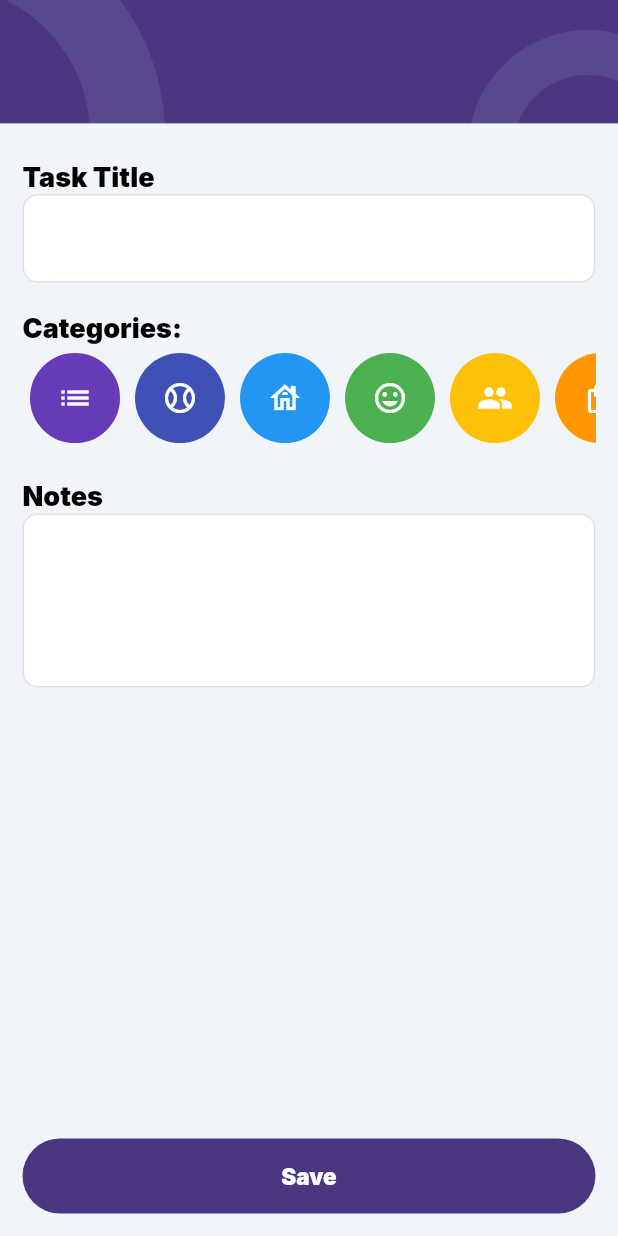
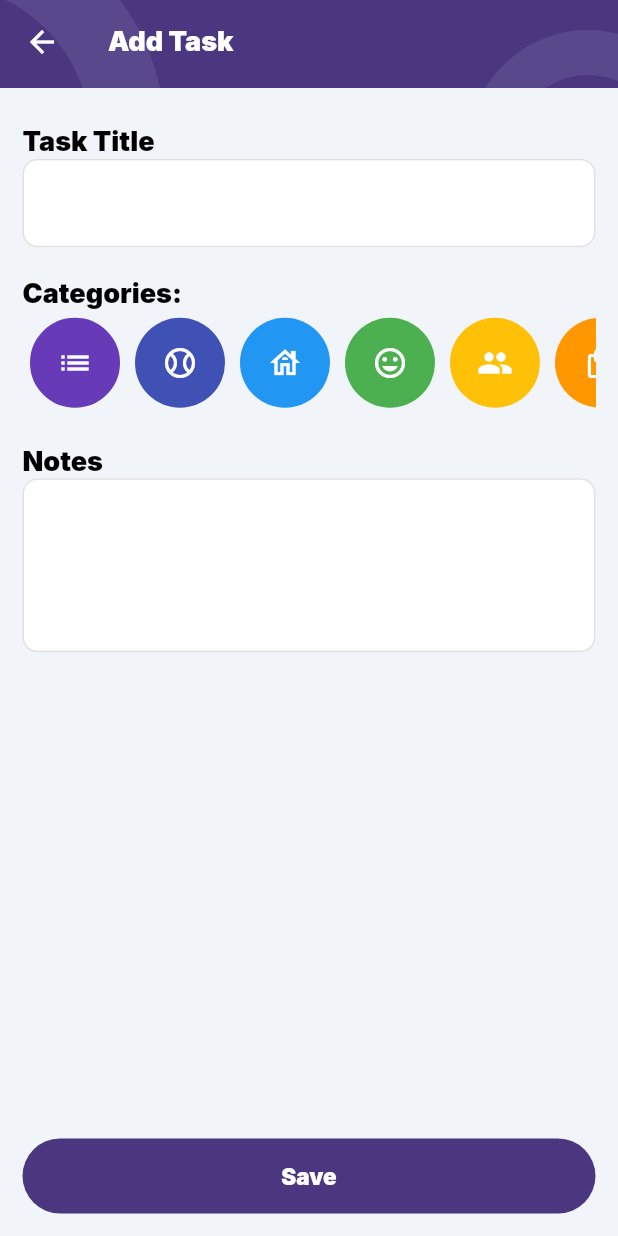
Before and after one commit to OussamaDarrazi/TodoListApp, a Flutter app: the screen it shows after launch, after a tap on "Study Math", after a tap on "Cook Lunch", after a tap on "Add Task", on a phone screen of 412 x 824 dp. Run offline on Flutter 3.47's test engine with Material 2 defaults, Android fonts, the phone set to English and light mode, and no system bars; our stand-ins replace flutter_slidable, google_fonts.

Commit message:
the day!!

```diff
--- a/lib/misc widgets/task_checkbox_tile.dart
+++ b/lib/misc widgets/task_checkbox_tile.dart
@@ -15,12 +15,7 @@ class TaskCheckBoxTile extends StatelessWidget {
     return Consumer<TodoListModel>(
       builder: (context, todoListModel, child) {
 
-      return Dismissible(
-        key: ValueKey(todoItem.id),
-        onDismissed: (dismissDirection){
-            todoListModel.toggleCompleted(todoItem);
-          },
-        child: GestureDetector(
+      return GestureDetector(
           onTap: () {
             todoListModel.toggleCompleted(todoItem);
           },
@@ -54,8 +49,8 @@ class TaskCheckBoxTile extends StatelessWidget {
               ],
             ),
           ),
-        ),
-      );}
-    );
+      );
+
+  });
   }
 }
--- a/lib/misc widgets/task_list_container.dart
+++ b/lib/misc widgets/task_list_container.dart
@@ -1,13 +1,18 @@
 import 'package:flutter/material.dart';
+import 'package:provider/provider.dart';
 import 'package:todo_app/misc%20widgets/task_checkbox_tile.dart';
 import 'package:todo_app/models/todo_item_model.dart';
+import 'package:flutter_slidable/flutter_slidable.dart';
+import 'package:todo_app/models/todo_list_model.dart';
 
 class TaskListContainer extends StatelessWidget {
   final List<TodoItemModel>? todoItems;
   const TaskListContainer({super.key, this.todoItems = const []});
 
+
   @override
   Widget build(BuildContext context) {
+    final todoListModel = Provider.of<TodoListModel>(context);
     return ClipRRect(
       borderRadius: BorderRadius.circular(30),
       child: Container(
@@ -21,8 +26,28 @@ class TaskListContainer extends StatelessWidget {
             ),
             itemCount: todoItems!.length,
             itemBuilder: (context, index) {
-              return Dismissible(
+              return Slidable(
                 key: ValueKey(index),
+                endActionPane:  ActionPane(
+                  motion: const BehindMotion(),
+                  children: [
+                    SlidableAction(
+                      icon: Icons.delete,
+                      label: "Delete",
+                      backgroundColor: Colors.redAccent,
+                      foregroundColor: Colors.white,
+                      onPressed: (context){
+                        todoListModel.removeTodo(todoItems![index]);
+                      }),
+                      SlidableAction(
+                      icon: todoItems![index].isCompleted?Icons.close: Icons.check,
+                      label: todoItems![index].isCompleted? "Mark as undone": "Mark as done",
+                      backgroundColor: Colors.purpleAccent,
+                      foregroundColor: Colors.white,
+                      onPressed: (context){
+                        todoListModel.toggleCompleted(todoItems![index]);
+                      }),
+                  ]),
                 child: TaskCheckBoxTile(todoItem: todoItems![index],),
               );
             },
--- a/lib/pages/add_task_page.dart
+++ b/lib/pages/add_task_page.dart
@@ -3,7 +3,6 @@ import 'package:provider/provider.dart';
 import 'package:todo_app/misc%20widgets/category_icons.dart';
 import 'package:todo_app/models/todo_item_model.dart';
 import 'package:todo_app/models/todo_list_model.dart';
-import '../misc widgets/category_picker.dart';
 import '../misc widgets/circle_design.dart';
 import '../misc widgets/my_main_button.dart';
 
@@ -18,6 +17,12 @@ class AddTaskPage extends StatelessWidget {
     return SafeArea(
       child: Consumer<TodoListModel>(
         builder: (context, todoListModel, child) =>  Scaffold(
+          extendBodyBehindAppBar: true,
+          appBar: AppBar(
+            title: Text("Add Task", style: Theme.of(context).textTheme.displayMedium,),
+            backgroundColor: Colors.transparent,
+            elevation: 0,
+          ),
           resizeToAvoidBottomInset: false,
           body: Stack(
             children: [
@@ -49,7 +54,7 @@ class AddTaskPage extends StatelessWidget {
                     ]),
                   ),
                   Expanded(
-                    flex: 9,
+                    flex: 13,
                     child: Container(
                       padding: const EdgeInsets.all(15),
                       color: const Color(0xFFF1F5F9),
@@ -99,6 +104,8 @@ class AddTaskPage extends StatelessWidget {
                             text: "Save",
                             onPressed: () {
                               todoListModel.addTodo(TodoItemModel(title: titleController.text, notes: notesController.text,category: category, isCompleted: false, id: todoListModel.todos.length));
+                              titleController.text="";
+                              notesController.text="";
                               Navigator.pop(context);
                             },
                           )
--- a/lib/pages/main_page.dart
+++ b/lib/pages/main_page.dart
@@ -23,14 +23,14 @@ class MainPage extends StatelessWidget {
                 // mainAxisAlignment: MainAxisAlignment.spaceBetween,
                 crossAxisAlignment: CrossAxisAlignment.center,
                 children: [
-                  Container(
-                    padding: const EdgeInsets.only(top: 15),
-                    alignment: Alignment.center,
-                    child: Text(
-                      "October 20, 2022",
-                      style: Theme.of(context).textTheme.displayMedium,
-                    ),
-                  ),
+                  // Container(
+                  //   padding: const EdgeInsets.only(top: 15),
+                  //   alignment: Alignment.bottomLeft,
+                  //   child: Text(
+                  //     "Welcome,",
+                  //     style: Theme.of(context).textTheme.displayMedium,
+                  //   ),
+                  // ),
                   Container(
                     padding: const EdgeInsets.only(top: 15),
                     alignment: Alignment.center,
@@ -42,10 +42,14 @@ class MainPage extends StatelessWidget {
                   const SizedBox(
                     height: 20,
                   ),
-                  TaskListContainer(
-                    todoItems: todolistmodel.todos
-                        .where((element) => element.isCompleted == false)
-                        .toList(),
+                  Container(
+                    alignment: Alignment.topCenter,
+                    height: 270,
+                    child: TaskListContainer(
+                      todoItems: todolistmodel.todos
+                          .where((element) => element.isCompleted == false)
+                          .toList(),
+                    ),
                   ),
                   const SizedBox(
                     height: 20,
--- a/pubspec.yaml
+++ b/pubspec.yaml
@@ -31,6 +31,7 @@ dependencies:
   cupertino_icons: ^1.0.2
   flutter:
     sdk: flutter
+  flutter_slidable: ^2.0.0
   google_fonts: ^4.0.3
   provider: ^6.0.5
   shared_preferences: ^2.0.20
```
Also changed, not shown: lib/misc widgets/category_picker.dart (deleted, +0 -32 lines), pubspec.lock.
